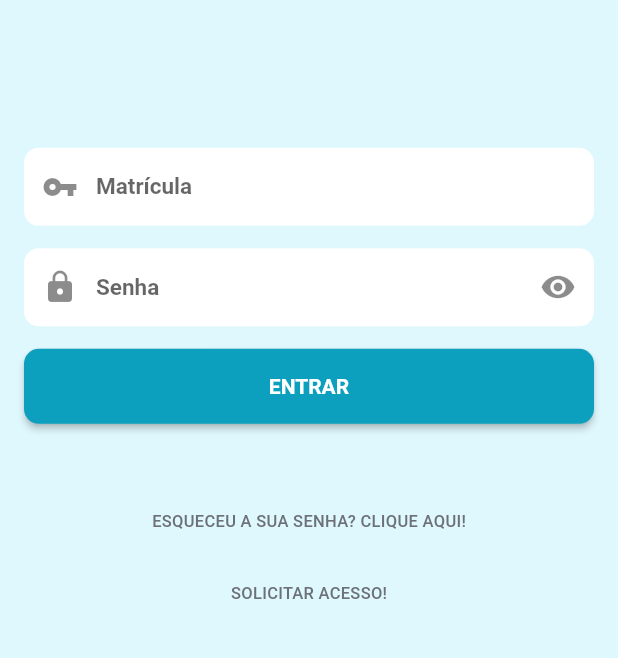
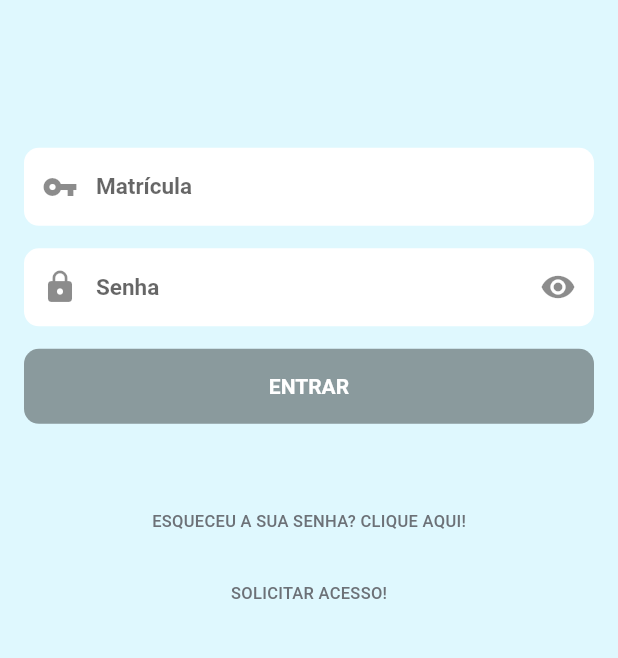
Before and after one commit to guischpor/app_rh, a Flutter app: the screen it shows after launch, after a tap on "LOGIN", on a phone screen of 412 x 824 dp, the part 420-1078 px from its top. Run offline on Flutter 3.47's test engine with Material 2 defaults, Android fonts, the phone set to English and light mode, and no system bars; our stand-ins replace flutter_mobx, mobx; missing offline and left inert: dart:ffi; generated files the repository leaves out were written again.

Commit message:
build and refactor mobx login screen

```diff
--- a/lib/main.dart
+++ b/lib/main.dart
@@ -1,6 +1,9 @@
+import 'package:app_rh/screens/login_screen.dart';
+import 'package:app_rh/stores/login_store.dart';
 import 'package:app_rh/styles/styles.dart';
 import 'package:flutter/material.dart';
 import 'package:flutter_localizations/flutter_localizations.dart';
+import 'package:provider/provider.dart';
 
 //Routes
 import 'package:app_rh/routes/routes.dart';
@@ -13,7 +16,9 @@ class MyApp extends StatelessWidget {
   final styles = Styles();
   @override
   Widget build(BuildContext context) {
-    return MaterialApp(
+    return Provider<LoginStore>(
+      create: (_) => LoginStore(),
+      child: MaterialApp(
         theme: ThemeData(
           primarySwatch: Colors.blue,
         ),
@@ -27,6 +32,7 @@ class MyApp extends StatelessWidget {
         supportedLocales: [
           Locale("pt", "BR"),
         ],
+      ),
     );
   }
 }
--- a/lib/screens/login_screen.dart
+++ b/lib/screens/login_screen.dart
@@ -1,9 +1,13 @@
+import 'package:app_rh/stores/login_store.dart';
 import 'package:app_rh/styles/styles.dart';
 import 'package:app_rh/widgets/build_button.dart';
 import 'package:app_rh/widgets/build_flat_button.dart';
 import 'package:app_rh/widgets/custom_icon_button.dart';
 import 'package:app_rh/widgets/input_field.dart';
 import 'package:flutter/material.dart';
+import 'package:flutter_mobx/flutter_mobx.dart';
+import 'package:mobx/mobx.dart';
+import 'package:provider/provider.dart';
 
 class LoginScreen extends StatefulWidget {
   @override
@@ -12,6 +16,21 @@ class LoginScreen extends StatefulWidget {
 
 class _LoginScreenState extends State<LoginScreen> {
   Styles styles = Styles();
+  LoginStore loginStore;
+
+  ReactionDisposer disposer;
+
+  @override
+  void didChangeDependencies() {
+    // TODO: implement didChangeDependencies
+    super.didChangeDependencies();
+
+    loginStore = Provider.of<LoginStore>(context);
+
+    disposer = reaction((_) => loginStore.loggedIn, (loggedIn) {
+      if (loggedIn) Navigator.pushNamed(context, 'home');
+    });
+  }
 
   @override
   Widget build(BuildContext context) {
@@ -40,46 +59,79 @@ class _LoginScreenState extends State<LoginScreen> {
                 SizedBox(
                   height: constrains.maxHeight * 0.12,
                 ),
-                InputField(
+                Observer(
+                  builder: (_) {
+                    return InputField(
                       hint: "Matrícula",
                       preffix: Icon(
                         Icons.vpn_key,
                         //color: styles.iconColorGrey,
                       ),
                       textInputType: TextInputType.text,
-                  onChanged: (value) => {},
+                      onChanged: loginStore.setMatricula,
                       obscure: false,
-                  enable: true,
+                      enable: !loginStore.loading,
+                    );
+                  },
                 ),
                 SizedBox(
                   height: 15,
                 ),
-                InputField(
+                Observer(
+                  builder: (_) {
+                    return InputField(
                       hint: "Senha",
                       preffix: Icon(
                         Icons.lock,
                         //color: styles.iconColorGrey,
                       ),
-                  textInputType: TextInputType.text,
-                  onChanged: (value) => {},
-                  obscure: true,
-                  enable: true,
+                      onChanged: loginStore.setPassword,
+                      obscure: !loginStore.passwordVisible,
+                      enable: !loginStore.loading,
                       suffix: CustomIconButton(
                         radius: 32,
-                    iconData: Icons.visibility,
-                    onTap: () => {},
+                        iconData: loginStore.passwordVisible
+                            ? Icons.visibility_off
+                            : Icons.visibility,
+                        onTap: loginStore.togglePasswordVisibility,
                       ),
+                    );
+                  },
                 ),
                 SizedBox(
                   height: 15,
                 ),
-                Container(
+                Observer(
+                  builder: (_) {
+                    return Container(
                       height: 50,
-                  child: BuildButton(
-                    colorButton: styles.colorButtons,
-                    onPressed: routeHomeScreen,
-                    title: "ENTRAR",
+                      child: RaisedButton(
+                        color: styles.colorButtons,
+                        shape: RoundedRectangleBorder(
+                          borderRadius: BorderRadius.circular(
+                            10,
                           ),
+                        ),
+                        onPressed: loginStore.loginPressed,
+                        child: loginStore.loading
+                            ? SizedBox(
+                                height: 25,
+                                width: 25,
+                                child: CircularProgressIndicator(
+                                  valueColor:
+                                      AlwaysStoppedAnimation(Colors.white),
+                                ),
+                              )
+                            : Text(
+                                "ENTRAR",
+                                style: TextStyle(
+                                  color: Colors.white,
+                                  fontWeight: FontWeight.w700,
+                                ),
+                              ),
+                      ),
+                    );
+                  },
                 ),
                 SizedBox(
                   height: constrains.maxHeight * 0.05,
@@ -114,4 +166,10 @@ class _LoginScreenState extends State<LoginScreen> {
   void routeSolicitarAcessoScree() async {
     Navigator.pushNamed(context, 'solicitar_acesso');
   }
+
+  @override
+  void dispose() {
+    // TODO: implement dispose
+    super.dispose();
   }
+}
--- a/pubspec.yaml
+++ b/pubspec.yaml
@@ -39,11 +39,16 @@ dependencies:
   firebase_core: ^0.5.3
   firebase_auth: ^0.18.4+1
   cloud_firestore: ^0.14.4
+  mobx: ^1.2.1+4
+  flutter_mobx: ^1.1.0+2
+  provider: ^4.3.2+2
 
 dev_dependencies:
   flutter_test:
     sdk: flutter
   test: ^1.15.7
+  mobx_codegen: ^1.1.2
+  build_runner: ^1.10.6
 
 # For information on the generic Dart part of this file, see the
 # following page: https://dart.dev/tools/pub/pubspec
```
Also changed, not shown: lib/stores/login_store.dart (added, +76 -0 lines), lib/stores/login_store.g.dart (added), 1 other file. Lines whose indentation alone changed are shown as unchanged.
